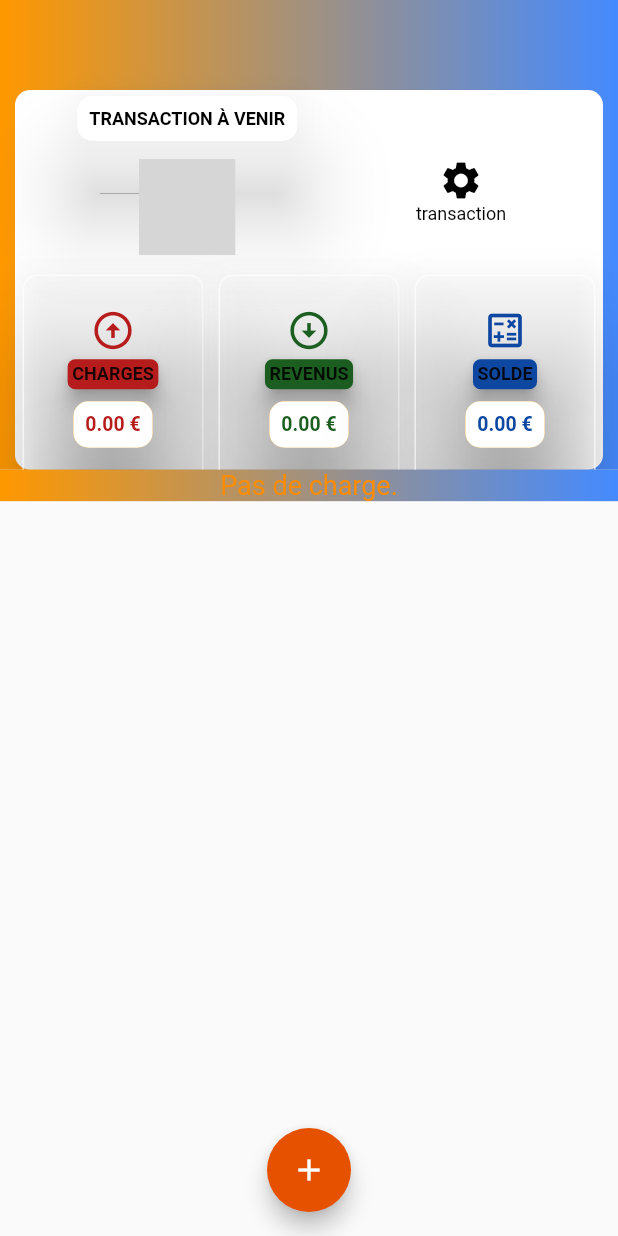
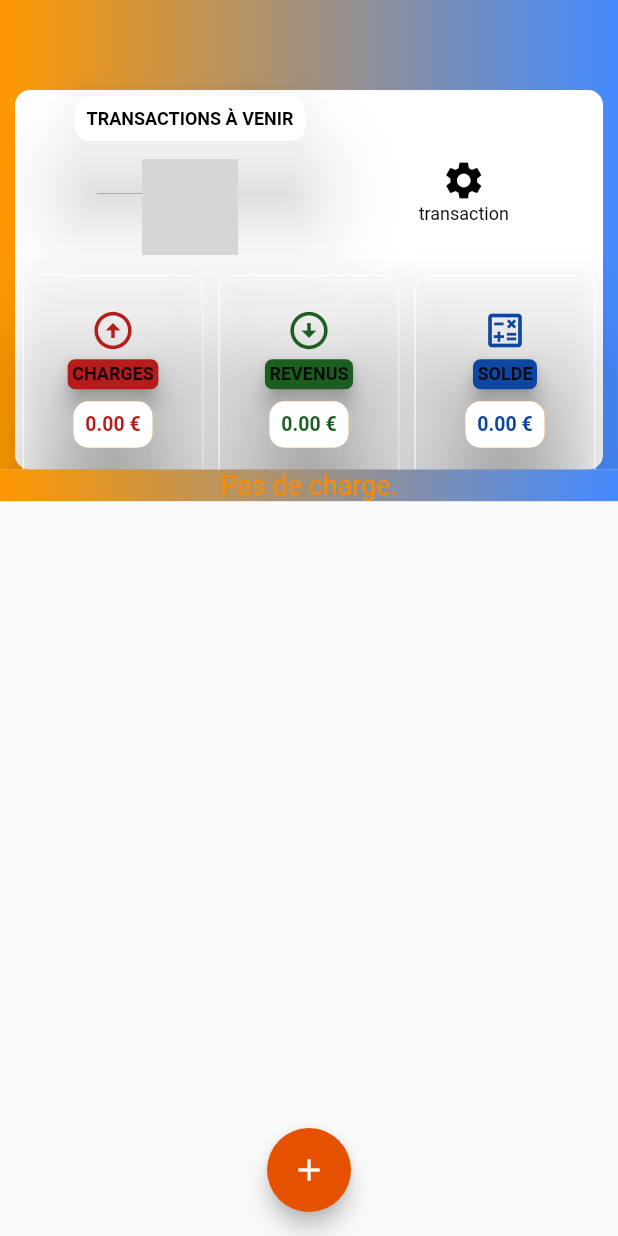
Before and after one commit to NOA-FASHION/easyEconomy, a Flutter app: the GestionMensuelLive screen opened directly with empty values, on a phone screen of 412 x 824 dp. Run offline on Flutter 3.47's test engine with Material 2 defaults, Android fonts, the phone set to English and light mode, and no system bars; drawn by our look-alikes of draggable_home, flip_card; our stand-ins replace accordion, image_picker, lottie, nanoid, page_transition, shared_preferences and 2 more; missing offline and left inert: currency_textfield, flutter_pie_chart, marquee_text, multi_charts; accounts and stored records are empty; grey boxes are pictures that could not be loaded.

Commit message:
transaction validées

```diff
--- a/lib/screens/calcul_montant.dart
+++ b/lib/screens/calcul_montant.dart
@@ -234,7 +234,7 @@ class CalculMontant {
                             : Text(
                                 !transactionPasse
                                     ? " Simulateur".toUpperCase()
-                                    : " Transactions passées".toUpperCase(),
+                                    : " Transactions validées".toUpperCase(),
                                 style: TextStyle(
                                     fontSize: 12,
                                     color: Colors.black,
--- a/lib/screens/calcul_montant_mensuel.dart
+++ b/lib/screens/calcul_montant_mensuel.dart
@@ -298,7 +298,7 @@ class CalculMontantMensuel {
                             child: Padding(
                                 padding: const EdgeInsets.all(8.0),
                                 child: Text(
-                                  "Transaction à venir".toUpperCase(),
+                                  "Transactions à venir".toUpperCase(),
                                   style: TextStyle(
                                       fontSize: 12,
                                       color: Colors.black,
@@ -453,7 +453,7 @@ class CalculMontantMensuel {
                             child: Padding(
                                 padding: const EdgeInsets.all(8.0),
                                 child: Text(
-                                  " Transactions passées".toUpperCase(),
+                                  " Transactions validées".toUpperCase(),
                                   style: TextStyle(
                                       fontSize: 12,
                                       color: Colors.black,
```
